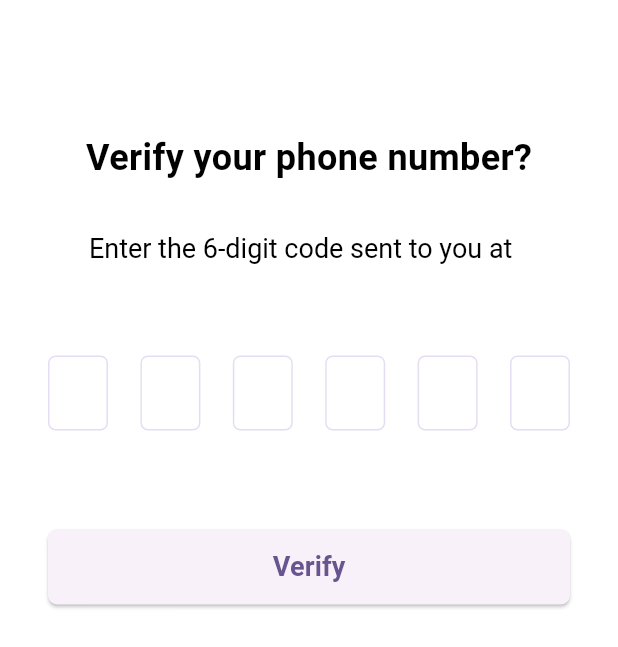
After one commit to Nagi912003/Firebase_Phone_Auth_bloc_Module, a Flutter app: the OtpScreen screen opened directly, on a phone screen of 412 x 824 dp. The commit adds this screen. Shown: the top 647 px of the screen. Run offline on Flutter 3.47's test engine with Material 2 defaults, Android fonts, the phone set to English and light mode, and no system bars; drawn by our look-alikes of pin_code_fields; our stand-ins replace bloc, firebase_auth, firebase_core, flutter_bloc; accounts and stored records are empty.

Commit message:
phone authentication Cubit

```diff
--- /dev/null
+++ b/lib/business_logic/cubit/phone_auth/phone_auth_state.dart
@@ -0,0 +1,18 @@
+import 'package:flutter/foundation.dart';
+
+@immutable
+abstract class PhoneAuthState {}
+
+class PhoneAuthInitial extends PhoneAuthState {}
+
+class PhoneAuthLoading extends PhoneAuthState {}
+
+class PhoneAuthError extends PhoneAuthState {
+  final String message;
+
+  PhoneAuthError({required this.message});
+}
+
+class PhoneNumberSubmitted extends PhoneAuthState {}
+
+class PhoneOTPVerify extends PhoneAuthState {}
--- a/lib/constants/strings.dart
+++ b/lib/constants/strings.dart
@@ -1 +1,3 @@
 const String loginScreen = 'login_screen';
+const String otpScreen = 'otp_screen';
+const String mapScreen = 'map_screen';
--- /dev/null
+++ b/lib/presentation/screens/otp_screen.dart
@@ -0,0 +1,197 @@
+import 'package:flutter/material.dart';
+import 'package:flutter_bloc/flutter_bloc.dart';
+import 'package:maps_firebase_sqflite_bloc/presentation/screens/map_screen.dart';
+import 'package:pin_code_fields/pin_code_fields.dart';
+
+import '../../business_logic/cubit/phone_auth/phone_auth_cubit.dart';
+import '../../business_logic/cubit/phone_auth/phone_auth_state.dart';
+import '../../constants/my_colors.dart';
+import '../../constants/strings.dart';
+
+class OtpScreen extends StatelessWidget {
+  OtpScreen({Key? key, this.phoneNumber}) : super(key: key);
+
+  final phoneNumber;
+  late String otpCode;
+
+  Widget _buildIntroTexts() {
+    return Column(
+      crossAxisAlignment: CrossAxisAlignment.start,
+      children: [
+        const Text(
+          'Verify your phone number?',
+          style: TextStyle(
+            color: MyColors.textBlackColor,
+            fontSize: 24,
+            fontWeight: FontWeight.bold,
+          ),
+        ),
+        const SizedBox(height: 30),
+        Container(
+          margin: const EdgeInsets.symmetric(horizontal: 2),
+          child: RichText(
+            text: TextSpan(
+              children: [
+                const TextSpan(
+                  text: 'Enter the 6-digit code sent to you at ',
+                  style: TextStyle(
+                    color: MyColors.textBlackColor,
+                    fontSize: 18,
+                    height: 1.4,
+                    fontWeight: FontWeight.w400,
+                  ),
+                ),
+                TextSpan(
+                  text: phoneNumber,
+                  style: TextStyle(
+                    color: MyColors.primaryColor,
+                  ),
+                ),
+              ],
+            ),
+          ),
+        ),
+      ],
+    );
+  }
+
+  Widget _buildPinCodeField(BuildContext context) {
+    return Container(
+      child: PinCodeTextField(
+        appContext: context,
+        autoFocus: true,
+        cursorColor: MyColors.primaryColor!,
+        keyboardType: TextInputType.number,
+        length: 6,
+        obscureText: false,
+        animationType: AnimationType.scale,
+        pinTheme: PinTheme(
+          shape: PinCodeFieldShape.box,
+          borderRadius: BorderRadius.circular(5),
+          fieldHeight: 50,
+          fieldWidth: 40,
+          borderWidth: 1,
+          activeColor: MyColors.primaryColor!.withOpacity(0.2),
+          inactiveColor: MyColors.primaryColor!.withOpacity(0.2),
+          inactiveFillColor: Colors.white,
+          activeFillColor: MyColors.primaryColor!.withOpacity(0.2),
+          selectedColor: MyColors.primaryColor!.withOpacity(0.2),
+          selectedFillColor: Colors.white,
+        ),
+        animationDuration: const Duration(milliseconds: 300),
+        backgroundColor: Colors.white,
+        enableActiveFill: true,
+        onCompleted: (code) {
+          otpCode = code;
+          print("Completed");
+        },
+        onChanged: (value) {
+          print(value);
+        },
+      ),
+    );
+  }
+
+  void _login(BuildContext context) {
+    BlocProvider.of<PhoneAuthCubit>(context).submitOTP(otpCode);
+  }
+  Widget _buildVerifyButton(BuildContext context) {
+    return SizedBox(
+      width: double.infinity,
+      child: ElevatedButton(
+        onPressed: () {
+          showProgressIndicator(context);
+          _login(context);
+        },
+        style: ElevatedButton.styleFrom(
+          minimumSize: const Size(110, 50),
+          shape: RoundedRectangleBorder(
+            borderRadius: BorderRadius.circular(6),
+          ),
+        ),
+        child: const Text(
+          'Verify',
+          style: TextStyle(
+            fontSize: 18,
+            fontWeight: FontWeight.bold,
+          ),
+        ),
+      ),
+    );
+  }
+
+  void showProgressIndicator(BuildContext context) {
+    AlertDialog alert = const AlertDialog(
+      backgroundColor: Colors.transparent,
+      elevation: 0,
+      content: Row(
+        children: [
+          CircularProgressIndicator(
+            valueColor: AlwaysStoppedAnimation<Color>(Colors.deepPurpleAccent),
+          ),
+          SizedBox(width: 16),
+          Text("Loading..."),
+        ],
+      ),
+    );
+    showDialog(
+      barrierColor: Colors.white.withOpacity(0.5),
+      context: context,
+      barrierDismissible: false,
+      builder: (context) {
+        return alert;
+      },
+    );
+  }
+
+  Widget _buildPhoneVerificationBloc() {
+    return BlocListener<PhoneAuthCubit, PhoneAuthState>(
+      listenWhen: (previous, current) {
+        return current != previous;
+      },
+      listener: (context, state) {
+        if (state is PhoneAuthLoading) {
+          showProgressIndicator(context);
+        }
+        if (state is PhoneOTPVerify) {
+          Navigator.pop(context);
+          Navigator.pushReplacementNamed(context, mapScreen);
+        }
+        if (state is PhoneAuthError) {
+          ScaffoldMessenger.of(context).showSnackBar(
+            SnackBar(
+              content: Text(state.message),
+              backgroundColor: Colors.red,
+              duration: const Duration(seconds: 3),
+            ),
+          );
+        }
+      },
+      child: Container(),
+    );
+  }
+
+  @override
+  Widget build(BuildContext context) {
+    return SafeArea(
+      child: Scaffold(
+        backgroundColor: Colors.white,
+        body: Container(
+          margin: const EdgeInsets.symmetric(horizontal: 32, vertical: 88),
+          child: SingleChildScrollView(
+            child: Column(
+              children: [
+                _buildIntroTexts(),
+                const SizedBox(height: 60),
+                _buildPinCodeField(context),
+                const SizedBox(height: 50),
+                _buildVerifyButton(context),
+                _buildPhoneVerificationBloc(),
+              ],
+            ),
+          ),
+        ),
+      ),
+    );
+  }
+}
--- a/pubspec.yaml
+++ b/pubspec.yaml
@@ -38,6 +38,7 @@ dependencies:
   flutter_bloc: ^8.1.2
   firebase_core: ^2.13.0
   firebase_auth: ^4.6.1
+  pin_code_fields: ^7.4.0
 
 dev_dependencies:
   flutter_test:
```
Also changed, not shown: lib/app_router.dart (+36 -6 lines), lib/business_logic/cubit/phone_auth/phone_auth_cubit.dart (added, +82 -0 lines), lib/main.dart (+17 -4 lines), lib/presentation/screens/login_screen.dart (+84 -4 lines), lib/presentation/screens/map_screen.dart (added, +46 -0 lines), pubspec.lock, 1 other file.
